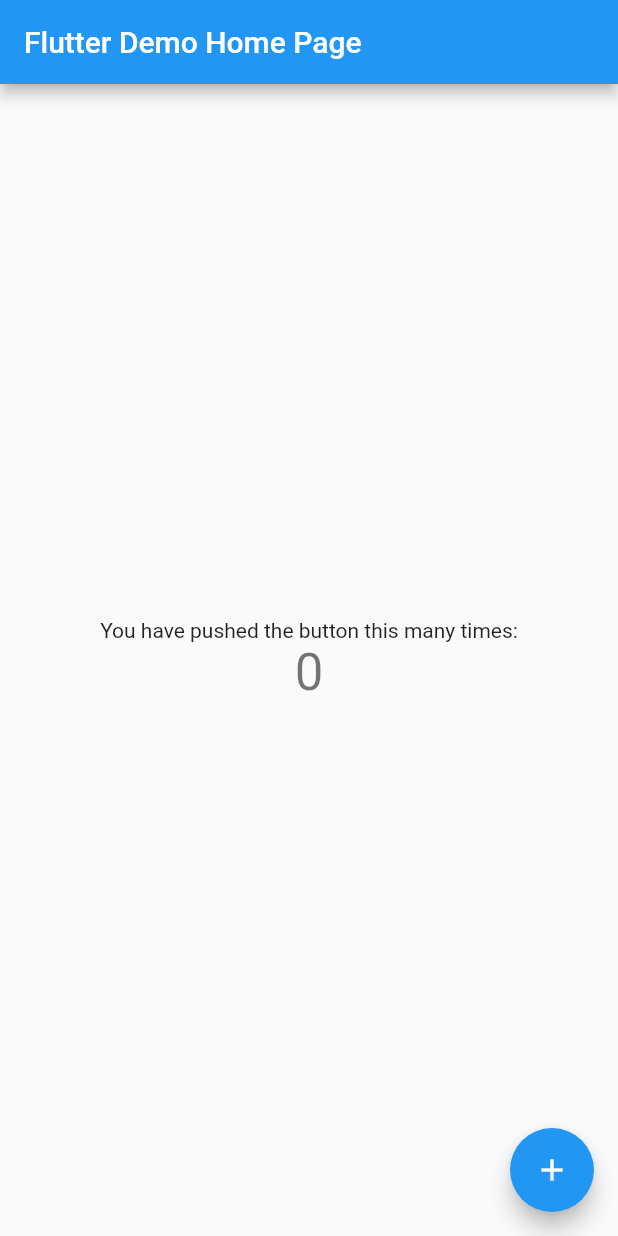
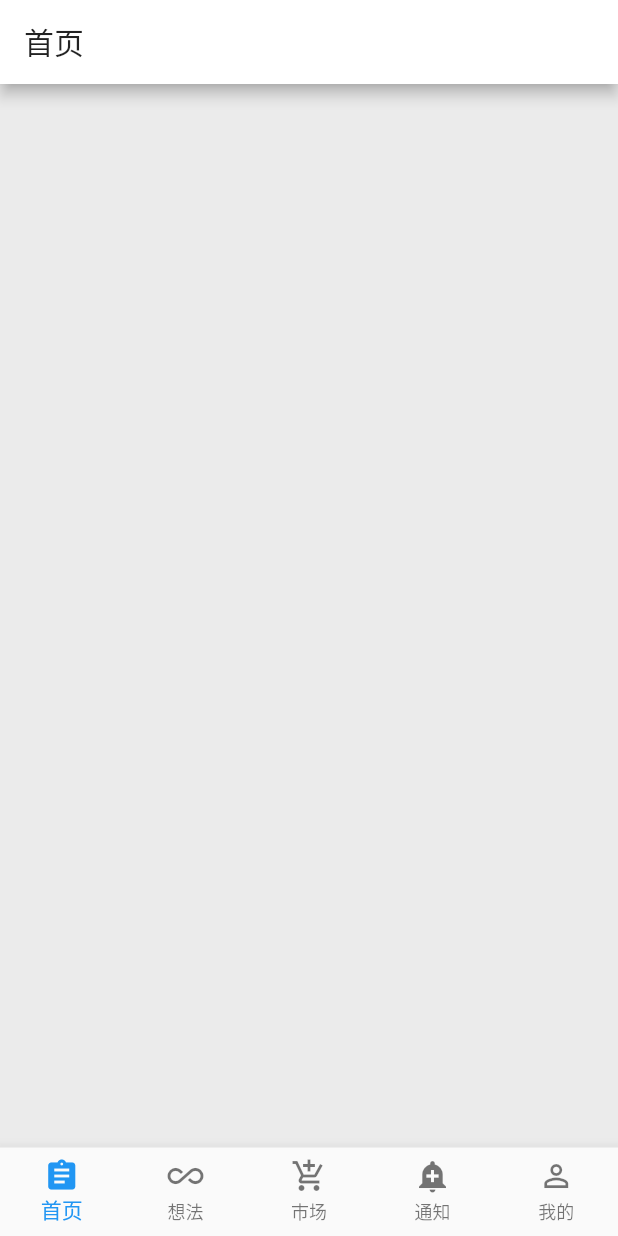
Before and after one commit to turbo1992/zhihu_flutter, a Flutter app: the screen it shows after launch, on a phone screen of 412 x 824 dp. Run offline on Flutter 3.47's test engine with Material 2 defaults, Android fonts, the phone set to English and light mode, and no system bars.

Commit message:
初始化tabbar

```diff
--- /dev/null
+++ b/lib/account/account.dart
@@ -0,0 +1,28 @@
+import 'package:flutter/material.dart';
+import '../global_config.dart';
+
+class AccountPage extends StatefulWidget {
+
+  @override
+  _AccountPageState createState() => new _AccountPageState();
+
+}
+
+class _AccountPageState extends State<AccountPage> {
+
+  @override
+  Widget build(BuildContext context) {
+    return new MaterialApp(
+        home: new Scaffold(
+          appBar: new AppBar(
+            title: new Text('我的'),
+          ),
+          body: new Center(
+              child: null
+          ),
+        ),
+        theme: GlobalConfig.themeData
+    );
+  }
+
+}
--- /dev/null
+++ b/lib/global_config.dart
@@ -0,0 +1,17 @@
+import 'package:flutter/material.dart';
+
+class GlobalConfig {
+//  static bool dark = true;
+//  static ThemeData themeData = new ThemeData.dark();
+//  static Color searchBackgroundColor = Colors.white10;
+//  static Color cardBackgroundColor = new Color(0xFF222222);
+//  static Color fontColor = Colors.white30;
+  static bool dark = false;
+  static ThemeData themeData = new ThemeData(
+    primaryColor: Colors.white,
+    scaffoldBackgroundColor: new Color(0xFFEBEBEB),
+  );
+  static Color searchBackgroundColor = new Color(0xFFEBEBEB);
+  static Color cardBackgroundColor = Colors.white;
+  static Color fontColor = Colors.black54;
+}
--- /dev/null
+++ b/lib/home/home.dart
@@ -0,0 +1,28 @@
+import 'package:flutter/material.dart';
+import '../global_config.dart';
+
+class HomePage extends StatefulWidget {
+
+  @override
+  _HomePageState createState() => new _HomePageState();
+
+}
+
+class _HomePageState extends State<HomePage> {
+
+  @override
+  Widget build(BuildContext context) {
+    return new MaterialApp(
+        home: new Scaffold(
+          appBar: new AppBar(
+            title: new Text('首页'),
+          ),
+          body: new Center(
+              child: null
+          ),
+        ),
+        theme: GlobalConfig.themeData
+    );
+  }
+
+}
--- /dev/null
+++ b/lib/idea/idea.dart
@@ -0,0 +1,28 @@
+import 'package:flutter/material.dart';
+import '../global_config.dart';
+
+class IdeaPage extends StatefulWidget {
+
+  @override
+  _IdeaPageState createState() => new _IdeaPageState();
+
+}
+
+class _IdeaPageState extends State<IdeaPage> {
+
+  @override
+  Widget build(BuildContext context) {
+    return new MaterialApp(
+        home: new Scaffold(
+          appBar: new AppBar(
+            title: new Text('想法'),
+          ),
+          body: new Center(
+              child: null
+          ),
+        ),
+        theme: GlobalConfig.themeData
+    );
+  }
+
+}
--- /dev/null
+++ b/lib/index/index.dart
@@ -0,0 +1,109 @@
+import 'package:flutter/material.dart';
+import 'navigation_icon_view.dart';
+import '../global_config.dart';
+import '../home/home.dart';
+import '../idea/idea.dart';
+import '../market/market.dart';
+import '../notice/notice.dart';
+import '../account/account.dart';
+
+class Index extends StatefulWidget {
+
+  @override
+  State<Index> createState() => new _IndexState();
+}
+
+class _IndexState extends State<Index> with TickerProviderStateMixin{
+
+  int _currentIndex = 0;
+  List<NavigationIconView> _navigationViews;
+  List<StatefulWidget> _pageList;
+  StatefulWidget _currentPage;
+
+  @override
+  void initState() {
+    super.initState();
+    _navigationViews = <NavigationIconView>[
+      new NavigationIconView(
+        icon: new Icon(Icons.assignment),
+        title: new Text("首页"),
+        vsync: this,
+      ),
+      new NavigationIconView(
+        icon: new Icon(Icons.all_inclusive),
+        title: new Text("想法"),
+        vsync: this,
+      ),
+      new NavigationIconView(
+        icon: new Icon(Icons.add_shopping_cart),
+        title: new Text("市场"),
+        vsync: this,
+      ),
+      new NavigationIconView(
+        icon: new Icon(Icons.add_alert),
+        title: new Text("通知"),
+        vsync: this,
+      ),
+      new NavigationIconView(
+        icon: new Icon(Icons.perm_identity),
+        title: new Text("我的"),
+        vsync: this,
+      ),
+    ];
+    for (NavigationIconView view in _navigationViews) {
+      view.controller.addListener(_rebuild);
+    }
+
+    _pageList = <StatefulWidget>[
+      new HomePage(),
+      new IdeaPage(),
+      new MarketPage(),
+      new NoticePage(),
+      new AccountPage()
+    ];
+    _currentPage = _pageList[_currentIndex];
+  }
+
+  void _rebuild() {
+    setState((){});
+  }
+
+  @override
+  void dispose() {
+    super.dispose();
+    for (NavigationIconView view in _navigationViews) {
+      view.controller.dispose();
+    }
+  }
+
+  @override
+  Widget build(BuildContext context) {
+    final BottomNavigationBar bottomNavigationBar = new BottomNavigationBar(
+        items: _navigationViews
+            .map((NavigationIconView navigationIconView) => navigationIconView.item)
+            .toList(),
+        currentIndex: _currentIndex,
+        fixedColor: Colors.blue,
+        type: BottomNavigationBarType.fixed,
+        onTap: (int index) {
+          setState((){
+            _navigationViews[_currentIndex].controller.reverse();
+            _currentIndex = index;
+            _navigationViews[_currentIndex].controller.forward();
+            _currentPage = _pageList[_currentIndex];
+          });
+        }
+    );
+
+    return new MaterialApp(
+        home: new Scaffold(
+          body: new Center(
+              child: _currentPage
+          ),
+          bottomNavigationBar: bottomNavigationBar,
+        ),
+        theme: GlobalConfig.themeData
+    );
+  }
+
+}
--- /dev/null
+++ b/lib/index/navigation_icon_view.dart
@@ -0,0 +1,21 @@
+import 'package:flutter/material.dart';
+
+class NavigationIconView {
+
+  NavigationIconView({
+    Widget icon,
+    Widget title,
+    TickerProvider vsync
+  }):
+        item = new BottomNavigationBarItem(
+          icon: icon,
+          title: title,
+        ),
+        controller = new AnimationController(
+            duration: kThemeAnimationDuration,
+            vsync: vsync
+        );
+
+  final BottomNavigationBarItem item;
+  final AnimationController controller;
+}
--- a/lib/main.dart
+++ b/lib/main.dart
@@ -1,4 +1,5 @@
 import 'package:flutter/material.dart';
+import 'index/index.dart';
 
 void main() => runApp(MyApp());
 
@@ -8,20 +9,8 @@ class MyApp extends StatelessWidget {
   Widget build(BuildContext context) {
     return MaterialApp(
       debugShowCheckedModeBanner: false,
-      title: 'Flutter Demo',
-      theme: ThemeData(
-        // This is the theme of your application.
-        //
-        // Try running your application with "flutter run". You'll see the
-        // application has a blue toolbar. Then, without quitting the app, try
-        // changing the primarySwatch below to Colors.green and then invoke
-        // "hot reload" (press "r" in the console where you ran "flutter run",
-        // or simply save your changes to "hot reload" in a Flutter IDE).
-        // Notice that the counter didn't reset back to zero; the application
-        // is not restarted.
-        primarySwatch: Colors.blue,
-      ),
-      home: MyHomePage(title: 'Flutter Demo Home Page'),
+      title: '知乎',
+      home: Index(),
     );
   }
 }
--- /dev/null
+++ b/lib/market/market.dart
@@ -0,0 +1,28 @@
+import 'package:flutter/material.dart';
+import '../global_config.dart';
+
+class MarketPage extends StatefulWidget {
+
+  @override
+  _MarketPageState createState() => new _MarketPageState();
+
+}
+
+class _MarketPageState extends State<MarketPage> {
+
+  @override
+  Widget build(BuildContext context) {
+    return new MaterialApp(
+        home: new Scaffold(
+          appBar: new AppBar(
+            title: new Text('市场'),
+          ),
+          body: new Center(
+              child: null
+          ),
+        ),
+        theme: GlobalConfig.themeData
+    );
+  }
+
+}
--- /dev/null
+++ b/lib/notice/notice.dart
@@ -0,0 +1,28 @@
+import 'package:flutter/material.dart';
+import '../global_config.dart';
+
+class NoticePage extends StatefulWidget {
+
+  @override
+  _NoticePageState createState() => new _NoticePageState();
+
+}
+
+class _NoticePageState extends State<NoticePage> {
+
+  @override
+  Widget build(BuildContext context) {
+    return new MaterialApp(
+        home: new Scaffold(
+          appBar: new AppBar(
+            title: new Text('通知'),
+          ),
+          body: new Center(
+              child: null
+          ),
+        ),
+        theme: GlobalConfig.themeData
+    );
+  }
+
+}
```
